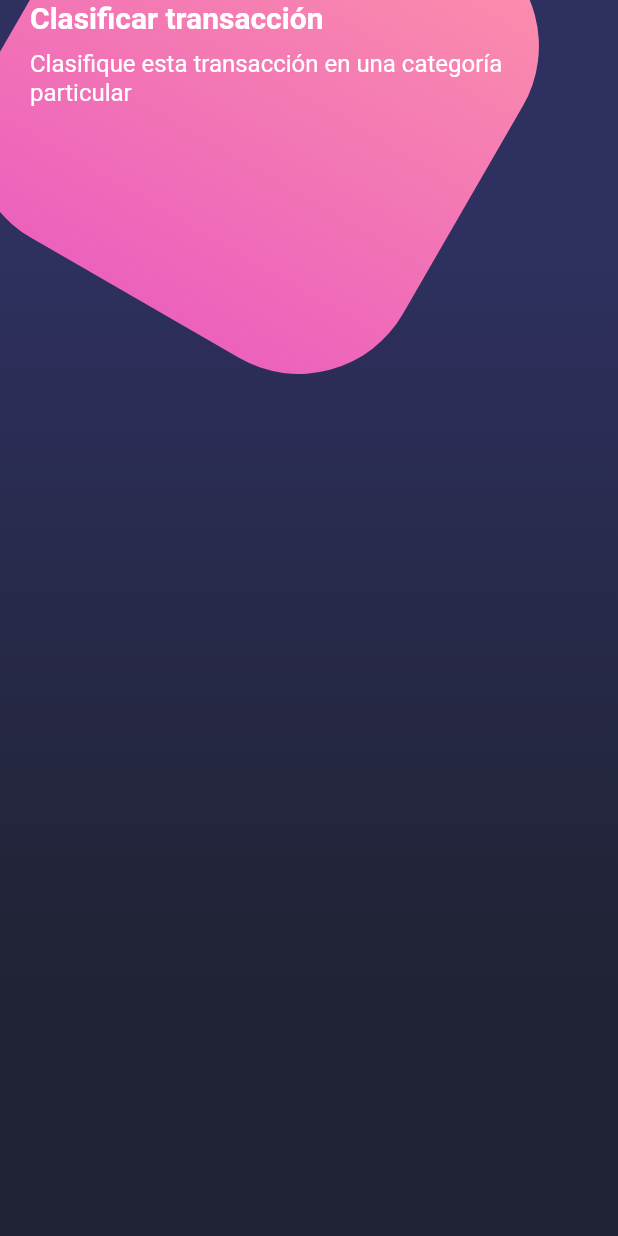
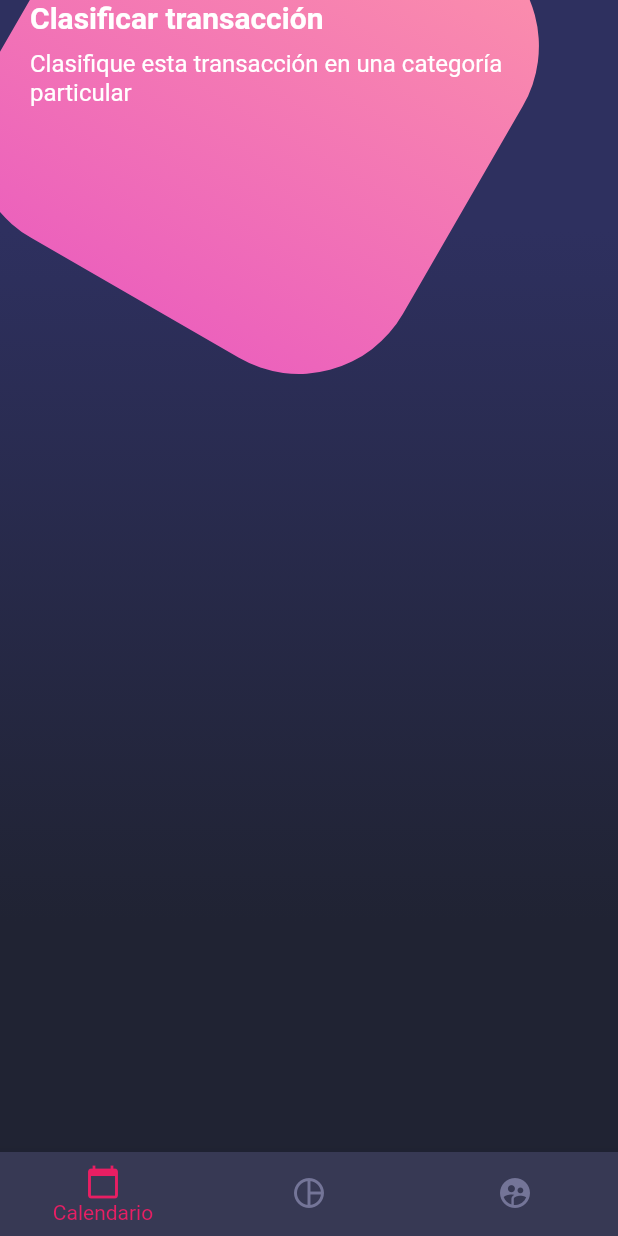
Before and after one commit to diegoarizadev/FlutterUI, a Flutter app: the screen it shows after launch, on a phone screen of 412 x 824 dp. Run offline on Flutter 3.47's test engine with Material 2 defaults, Android fonts, the phone set to English and light mode, and no system bars.

Commit message:
Implementacion del BottomNavigationBar

```diff
--- a/uiflutter/lib/screens/home_desing.dart
+++ b/uiflutter/lib/screens/home_desing.dart
@@ -1,15 +1,18 @@
 import 'package:flutter/material.dart';
 import 'package:uiflutter/widgets/background.dart';
+import 'package:uiflutter/widgets/botton_navigation.dart';
 import 'package:uiflutter/widgets/page_title.dart';
 
 class HomeDesingScreen extends StatelessWidget {
   @override
   Widget build(BuildContext context) {
     return Scaffold(
-        body: Stack(
-      //Agregar elementos uno, encima de otro.!
-      children: [Background(), _HomeBody()],
-    ));
+      body: Stack(
+        //Agregar elementos uno, encima de otro.!
+        children: [Background(), _HomeBody()],
+      ),
+      bottomNavigationBar: CustomNavigationBotton(),
+    );
   }
 }
 
--- /dev/null
+++ b/uiflutter/lib/widgets/botton_navigation.dart
@@ -0,0 +1,25 @@
+import 'package:flutter/material.dart';
+
+class CustomNavigationBotton extends StatelessWidget {
+  const CustomNavigationBotton({Key? key}) : super(key: key);
+
+  @override
+  Widget build(BuildContext context) {
+    return BottomNavigationBar(
+        //showSelectedLabels: false, //Se ocultan los textos.
+        showUnselectedLabels: false,
+        backgroundColor: Color.fromRGBO(55, 57, 84, 1),
+        selectedItemColor: Colors.pink,
+        unselectedItemColor: Color.fromRGBO(116, 117, 152, 1),
+        currentIndex: 0, //Animación de las opciones al seleccionarlos
+        items: [
+          //Se deben agregar por lo minimo 2 opciones.
+          BottomNavigationBarItem(
+              icon: Icon(Icons.calendar_today), label: 'Calendario'),
+          BottomNavigationBarItem(
+              icon: Icon(Icons.pie_chart_outline_outlined), label: 'Grafica'),
+          BottomNavigationBarItem(
+              icon: Icon(Icons.supervised_user_circle_sharp), label: 'Usuarios')
+        ]);
+  }
+}
```
